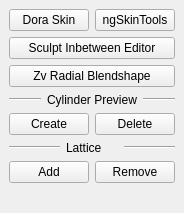
First picture: the form in Maya/rigging/resources/dialog.ui, repository bumpybox/Tapp, before the edit.
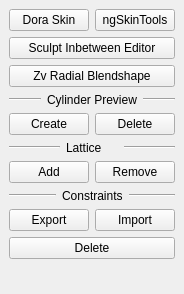
Second picture: the form after the edit.

Commit message: rigging: constraints initial commit

What changed in the file:
```diff
--- a/Maya/rigging/resources/dialog.ui
+++ b/Maya/rigging/resources/dialog.ui
@@ -7,7 +7,7 @@
     <x>0</x>
     <y>0</y>
     <width>178</width>
-    <height>213</height>
+    <height>294</height>
    </rect>
   </property>
   <property name="windowTitle">
@@ -174,6 +174,56 @@
         </item>
        </layout>
       </item>
+      <item>
+       <layout class="QHBoxLayout" name="horizontalLayout_6">
+        <item>
+         <widget class="Line" name="line_5">
+          <property name="orientation">
+           <enum>Qt::Horizontal</enum>
+          </property>
+         </widget>
+        </item>
+        <item>
+         <widget class="QLabel" name="label_3">
+          <property name="text">
+           <string>Constraints</string>
+          </property>
+         </widget>
+        </item>
+        <item>
+         <widget class="Line" name="line_6">
+          <property name="orientation">
+           <enum>Qt::Horizontal</enum>
+          </property>
+         </widget>
+        </item>
+       </layout>
+      </item>
+      <item>
+       <layout class="QHBoxLayout" name="horizontalLayout_7">
+        <item>
+         <widget class="QPushButton" name="constraintsExport_pushButton">
+          <property name="text">
+           <string>Export</string>
+          </property>
+         </widget>
+        </item>
+        <item>
+         <widget class="QPushButton" name="constraintsImport_pushButton">
+          <property name="text">
+           <string>Import</string>
+          </property>
+         </widget>
+        </item>
+       </layout>
+      </item>
+      <item>
+       <widget class="QPushButton" name="constraintsDelete_pushButton">
+        <property name="text">
+         <string>Delete</string>
+        </property>
+       </widget>
+      </item>
      </layout>
     </item>
     <item>
```
Left out of the diff: 10 changed lines with no effect on the pictures. The commit also changes 3 other files.
